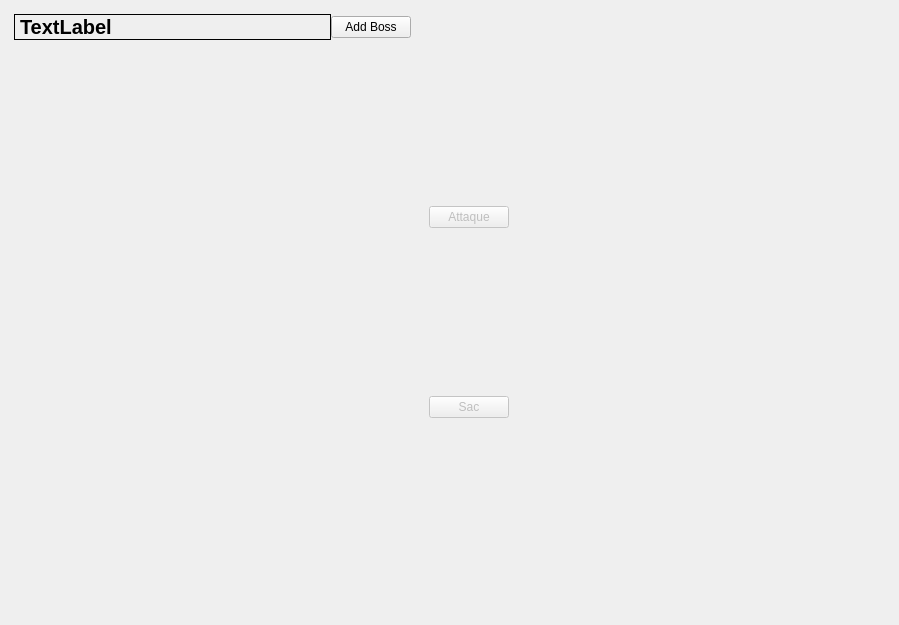
This is app/view/forms/gamedisplay.ui in r0nd0ud0u/qt-rpg as Qt 5 draws it before an edit. The edited form follows.
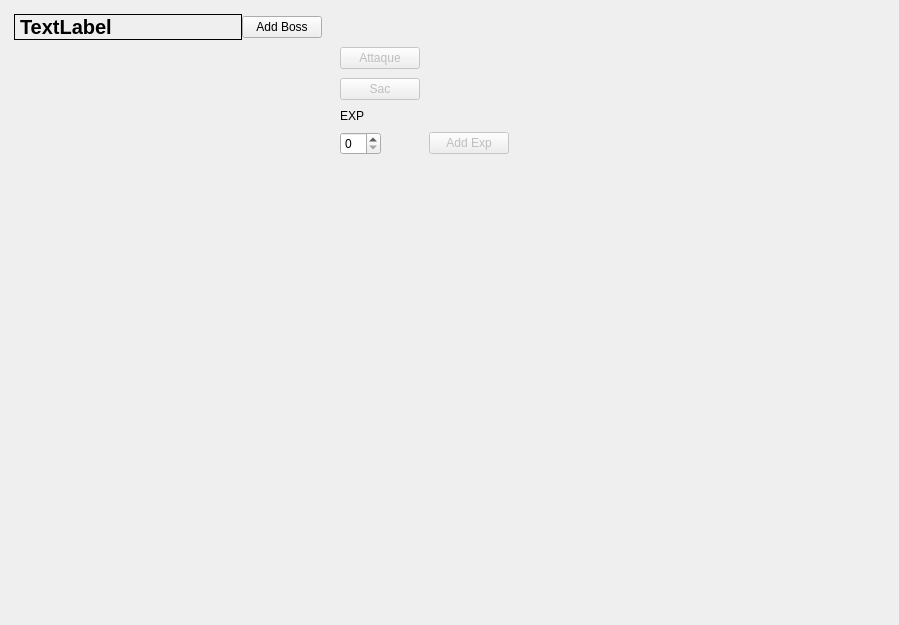
This is the edited form. Custom widgets are drawn as their Qt base class.

```diff
--- a/app/view/forms/gamedisplay.ui
+++ b/app/view/forms/gamedisplay.ui
@@ -183,8 +183,8 @@
      <item>
       <layout class="QHBoxLayout" name="atk_heal_lay">
        <item>
-        <layout class="QVBoxLayout" name="verticalLayout">
-         <item>
+        <layout class="QFormLayout" name="formLayout">
+         <item row="0" column="0">
           <widget class="QPushButton" name="attaque_button">
            <property name="enabled">
             <bool>false</bool>
@@ -194,7 +194,7 @@
            </property>
           </widget>
          </item>
-         <item>
+         <item row="1" column="0">
           <widget class="QPushButton" name="bag_button">
            <property name="enabled">
             <bool>false</bool>
@@ -204,6 +204,26 @@
            </property>
           </widget>
          </item>
+         <item row="6" column="0">
+          <widget class="QSpinBox" name="exp_spinBox"/>
+         </item>
+         <item row="6" column="1">
+          <widget class="QPushButton" name="add_exp_button">
+           <property name="enabled">
+            <bool>false</bool>
+           </property>
+           <property name="text">
+            <string>Add Exp</string>
+           </property>
+          </widget>
+         </item>
+         <item row="5" column="0">
+          <widget class="QLabel" name="label">
+           <property name="text">
+            <string>EXP</string>
+           </property>
+          </widget>
+         </item>
         </layout>
        </item>
        <item>
```
